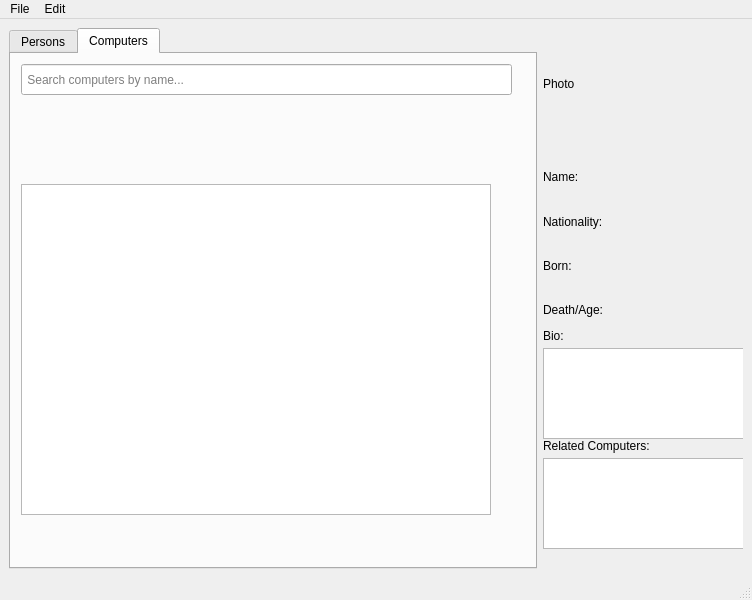
This is mainwindow.ui in annakrih/T113VLN1-3 as Qt 5 draws it before an edit. The edited form follows.
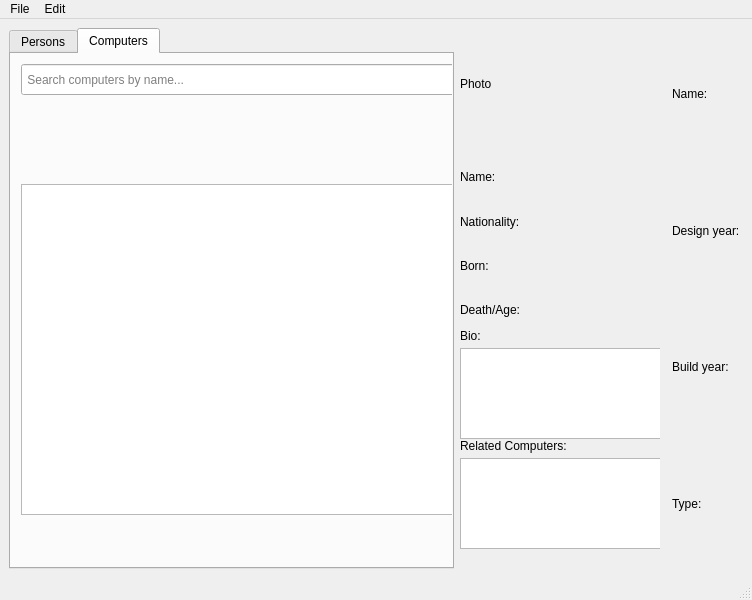
This is the edited form.

Commit message: Computer info glugginn (eftir að fela hann)

Diff of the .ui file:
```diff
--- a/mainwindow.ui
+++ b/mainwindow.ui
@@ -346,7 +346,7 @@
           <rect>
            <x>0</x>
            <y>130</y>
-           <width>201</width>
+           <width>210</width>
            <height>171</height>
           </rect>
          </property>
@@ -396,6 +396,45 @@
         </widget>
        </widget>
       </item>
+      <item>
+       <layout class="QHBoxLayout" name="HorizontalCi">
+        <item>
+         <widget class="QWidget" name="computerinfo" native="true"/>
+        </item>
+        <item>
+         <layout class="QVBoxLayout" name="verticalLayout_5">
+          <item>
+           <widget class="QLabel" name="label_name_ci">
+            <property name="text">
+             <string>Name: </string>
+            </property>
+           </widget>
+          </item>
+          <item>
+           <widget class="QLabel" name="label_dy_ci">
+            <property name="text">
+             <string>Design year: </string>
+            </property>
+           </widget>
+          </item>
+          <item>
+           <widget class="QLabel" name="label_by_ci">
+            <property name="text">
+             <string>Build year: </string>
+            </property>
+           </widget>
+          </item>
+          <item>
+           <widget class="QLabel" name="label_type_ci">
+            <property name="text">
+             <string>Type: </string>
+            </property>
+           </widget>
+          </item>
+         </layout>
+        </item>
+       </layout>
+      </item>
      </layout>
     </item>
    </layout>
```
Left out of the diff: 8 changed lines with no effect on the pictures.
